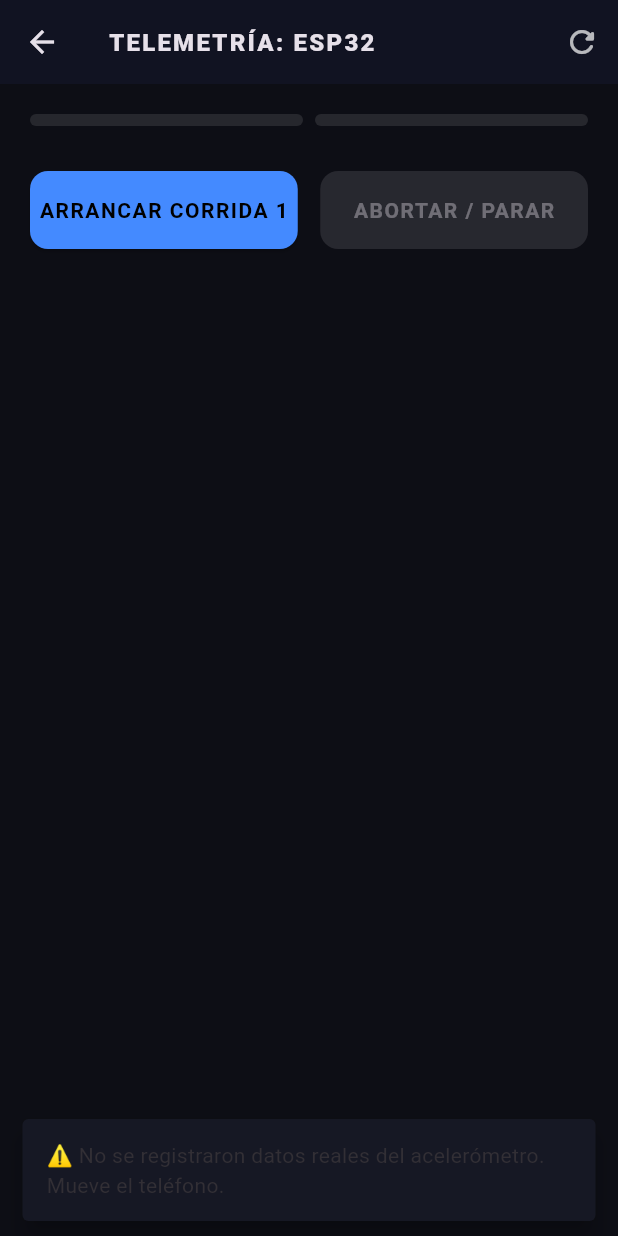
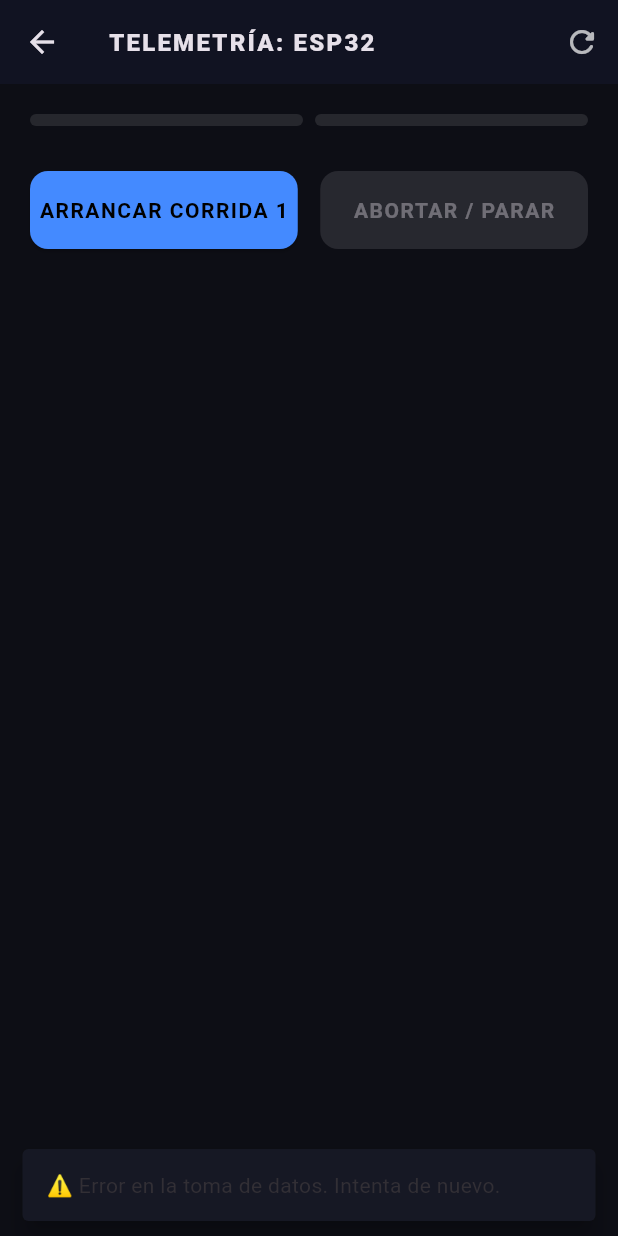
Before and after one commit to naka44504/proyecto_calculo_taller, a Flutter app: the PantallaMedicion screen opened directly, after a tap on "ARRANCAR CORRIDA 1", after a tap on "ABORTAR / PARAR", on a phone screen of 412 x 824 dp. Run offline on Flutter 3.47's test engine with Material 3 defaults, Android fonts, the phone set to English and light mode, and no system bars; our stand-ins replace flutter_blue_plus, sensors_plus; missing offline and left inert: dart:js.

Commit message:
neflity_final2

```diff
--- a/lib/main.dart
+++ b/lib/main.dart
@@ -279,7 +279,7 @@ class _PantallaMedicionState extends State<PantallaMedicion> {
 
       if (!errorHardware) {
         if (datosCarreraActual.length < 2) {
-          mostrarAviso("⚠️ No se registraron datos reales del acelerómetro. Mueve el teléfono.");
+          mostrarAviso("⚠️ Error en la toma de datos. Intenta de nuevo.");
           return;
         }
 
```
